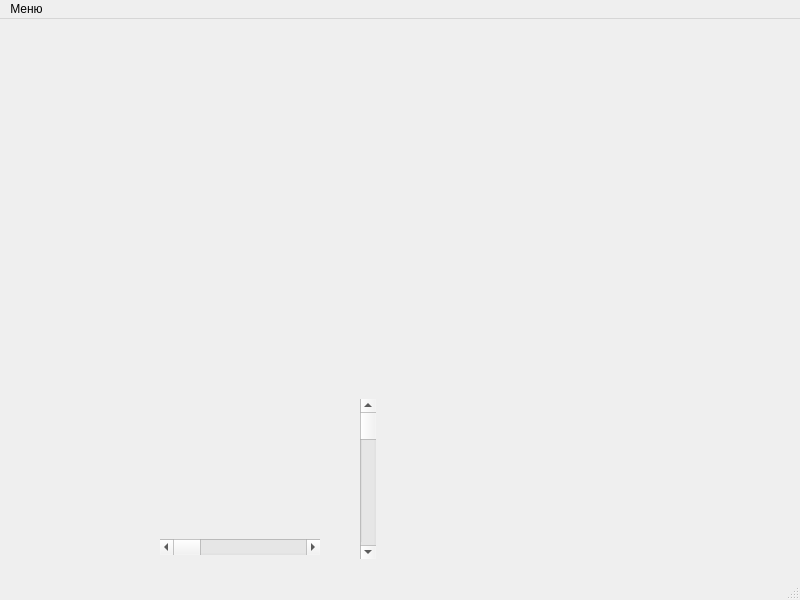
Above: IgoninSCWindow/mainwindow.ui from 1st-Juchara/IgoninSpaceConsole before the change. Below: the same form after it.
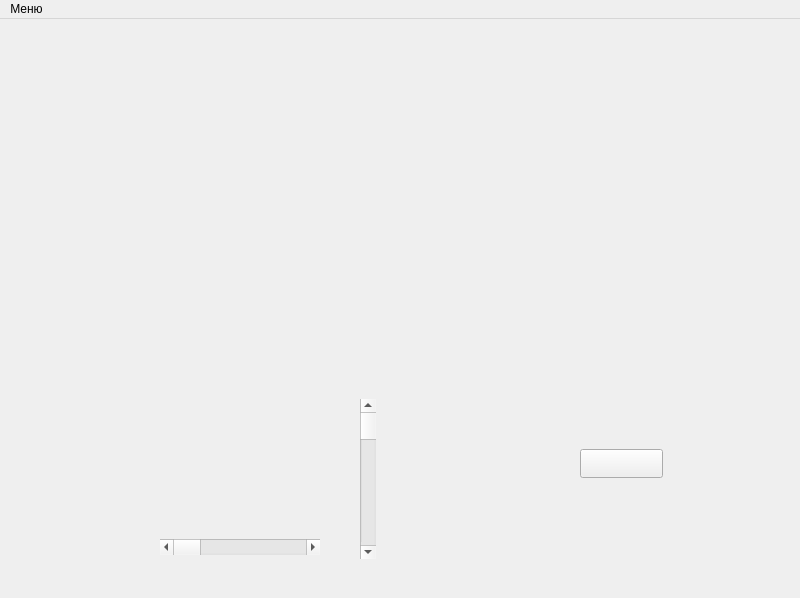
That is the form after the change.

```diff
--- a/IgoninSCWindow/mainwindow.ui
+++ b/IgoninSCWindow/mainwindow.ui
@@ -2,12 +2,15 @@
 <ui version="4.0">
  <class>MainWindow</class>
  <widget class="QMainWindow" name="MainWindow">
+  <property name="enabled">
+   <bool>true</bool>
+  </property>
   <property name="geometry">
    <rect>
     <x>0</x>
     <y>0</y>
     <width>800</width>
-    <height>600</height>
+    <height>598</height>
    </rect>
   </property>
   <property name="windowTitle">
@@ -40,6 +43,19 @@
      <enum>Qt::Orientation::Vertical</enum>
     </property>
    </widget>
+   <widget class="QPushButton" name="pushButton">
+    <property name="geometry">
+     <rect>
+      <x>580</x>
+      <y>430</y>
+      <width>83</width>
+      <height>29</height>
+     </rect>
+    </property>
+    <property name="text">
+     <string/>
+    </property>
+   </widget>
   </widget>
   <widget class="QMenuBar" name="menubar">
    <property name="geometry">
@@ -60,7 +76,6 @@
    </widget>
    <addaction name="menu"/>
   </widget>
-  <widget class="QStatusBar" name="statusbar"/>
   <action name="ButtonMenuFile">
    <property name="text">
     <string>Загрузить</string>
```
